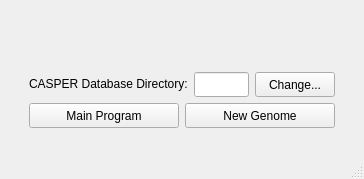
This is startupCASPER.ui in TrinhLab/CASPERapp as Qt 5 draws it before an edit. The edited form follows.
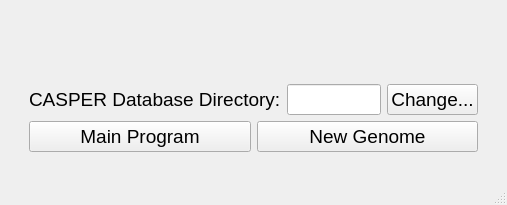
This is the edited form.

Patch:
```diff
--- a/startupCASPER.ui
+++ b/startupCASPER.ui
@@ -6,10 +6,15 @@
    <rect>
     <x>0</x>
     <y>0</y>
-    <width>364</width>
-    <height>179</height>
+    <width>507</width>
+    <height>205</height>
    </rect>
   </property>
+  <property name="font">
+   <font>
+    <pointsize>12</pointsize>
+   </font>
+  </property>
   <property name="windowTitle">
    <string>MainWindow</string>
   </property>
@@ -67,7 +72,7 @@
             <property name="minimumSize">
              <size>
               <width>0</width>
-              <height>25</height>
+              <height>0</height>
              </size>
             </property>
             <property name="maximumSize">
@@ -79,6 +84,7 @@
             <property name="font">
              <font>
               <family>Arial</family>
+              <pointsize>14</pointsize>
              </font>
             </property>
             <property name="text">
@@ -97,7 +103,7 @@
             <property name="minimumSize">
              <size>
               <width>0</width>
-              <height>25</height>
+              <height>0</height>
              </size>
             </property>
             <property name="maximumSize">
@@ -109,6 +115,7 @@
             <property name="font">
              <font>
               <family>Arial</family>
+              <pointsize>14</pointsize>
              </font>
             </property>
             <property name="text">
@@ -141,6 +148,7 @@
             <property name="font">
              <font>
               <family>Arial</family>
+              <pointsize>14</pointsize>
              </font>
             </property>
             <property name="text">
@@ -159,7 +167,7 @@
             <property name="minimumSize">
              <size>
               <width>0</width>
-              <height>25</height>
+              <height>0</height>
              </size>
             </property>
             <property name="maximumSize">
@@ -171,6 +179,7 @@
             <property name="font">
              <font>
               <family>Arial</family>
+              <pointsize>14</pointsize>
              </font>
             </property>
            </widget>
@@ -186,7 +195,7 @@
             <property name="minimumSize">
              <size>
               <width>0</width>
-              <height>25</height>
+              <height>0</height>
              </size>
             </property>
             <property name="maximumSize">
@@ -198,6 +207,7 @@
             <property name="font">
              <font>
               <family>Arial</family>
+              <pointsize>14</pointsize>
              </font>
             </property>
             <property name="text">
```
